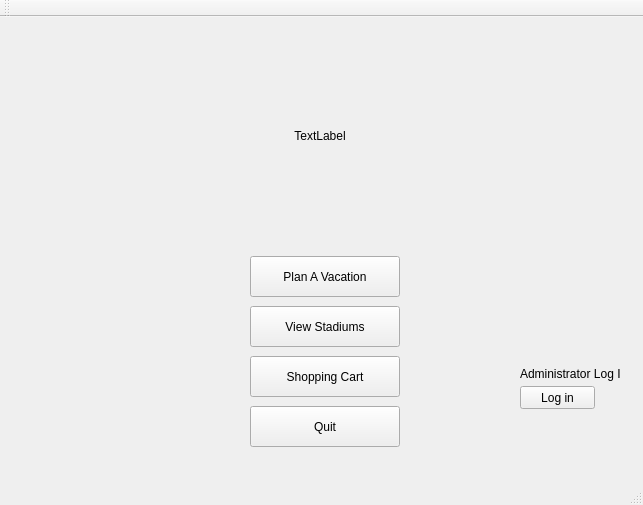
This is Stadium_Trip/mainwindow.ui in trucnguyen76/CS1D---Project-2 as Qt 5 draws it before an edit. The edited form follows.
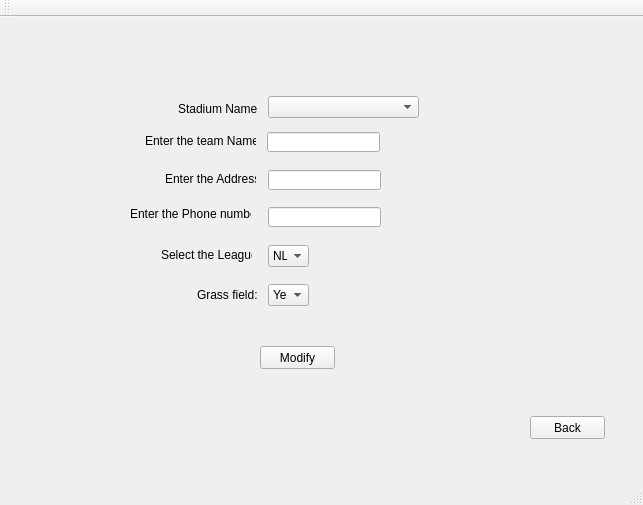
This is the edited form. The open tabs and pages were chosen to show the change.

Commit message: fixed add stadium started modify stadium

```diff
--- a/Stadium_Trip/mainwindow.ui
+++ b/Stadium_Trip/mainwindow.ui
@@ -893,6 +893,192 @@
       </property>
      </widget>
     </widget>
+    <widget class="QWidget" name="changeStadiumPage">
+     <widget class="QLabel" name="stadiumNameLabel">
+      <property name="geometry">
+       <rect>
+        <x>178</x>
+        <y>85</y>
+        <width>80</width>
+        <height>16</height>
+       </rect>
+      </property>
+      <property name="text">
+       <string>Stadium Name:</string>
+      </property>
+     </widget>
+     <widget class="QComboBox" name="StadiumComboBox">
+      <property name="geometry">
+       <rect>
+        <x>268</x>
+        <y>80</y>
+        <width>151</width>
+        <height>22</height>
+       </rect>
+      </property>
+     </widget>
+     <widget class="QLabel" name="grassLabel_2">
+      <property name="geometry">
+       <rect>
+        <x>197</x>
+        <y>271</y>
+        <width>61</width>
+        <height>16</height>
+       </rect>
+      </property>
+      <property name="text">
+       <string>Grass field:</string>
+      </property>
+     </widget>
+     <widget class="QComboBox" name="leagueComboBox_2">
+      <property name="geometry">
+       <rect>
+        <x>268</x>
+        <y>229</y>
+        <width>41</width>
+        <height>22</height>
+       </rect>
+      </property>
+      <item>
+       <property name="text">
+        <string>NL</string>
+       </property>
+      </item>
+      <item>
+       <property name="text">
+        <string>AL</string>
+       </property>
+      </item>
+     </widget>
+     <widget class="QLineEdit" name="addressBox_2">
+      <property name="geometry">
+       <rect>
+        <x>268</x>
+        <y>154</y>
+        <width>113</width>
+        <height>20</height>
+       </rect>
+      </property>
+     </widget>
+     <widget class="QLineEdit" name="phoineBox_2">
+      <property name="geometry">
+       <rect>
+        <x>268</x>
+        <y>191</y>
+        <width>113</width>
+        <height>20</height>
+       </rect>
+      </property>
+     </widget>
+     <widget class="QLabel" name="leagueLabel_2">
+      <property name="geometry">
+       <rect>
+        <x>161</x>
+        <y>231</y>
+        <width>91</width>
+        <height>16</height>
+       </rect>
+      </property>
+      <property name="text">
+       <string>Select the League:</string>
+      </property>
+     </widget>
+     <widget class="QComboBox" name="grassComboBox_2">
+      <property name="geometry">
+       <rect>
+        <x>268</x>
+        <y>268</y>
+        <width>41</width>
+        <height>22</height>
+       </rect>
+      </property>
+      <item>
+       <property name="text">
+        <string>Yes</string>
+       </property>
+      </item>
+      <item>
+       <property name="text">
+        <string>No</string>
+       </property>
+      </item>
+     </widget>
+     <widget class="QLineEdit" name="teamNameBox_2">
+      <property name="geometry">
+       <rect>
+        <x>267</x>
+        <y>116</y>
+        <width>113</width>
+        <height>20</height>
+       </rect>
+      </property>
+     </widget>
+     <widget class="QLabel" name="teamNameLabel_2">
+      <property name="geometry">
+       <rect>
+        <x>145</x>
+        <y>117</y>
+        <width>111</width>
+        <height>16</height>
+       </rect>
+      </property>
+      <property name="text">
+       <string>Enter the team Name:</string>
+      </property>
+     </widget>
+     <widget class="QLabel" name="addressLabel_2">
+      <property name="geometry">
+       <rect>
+        <x>165</x>
+        <y>155</y>
+        <width>91</width>
+        <height>16</height>
+       </rect>
+      </property>
+      <property name="text">
+       <string>Enter the Address:</string>
+      </property>
+     </widget>
+     <widget class="QLabel" name="phoneLabel_2">
+      <property name="geometry">
+       <rect>
+        <x>130</x>
+        <y>190</y>
+        <width>121</width>
+        <height>16</height>
+       </rect>
+      </property>
+      <property name="text">
+       <string>Enter the Phone number:</string>
+      </property>
+     </widget>
+     <widget class="QPushButton" name="modifyButtton">
+      <property name="geometry">
+       <rect>
+        <x>260</x>
+        <y>330</y>
+        <width>75</width>
+        <height>23</height>
+       </rect>
+      </property>
+      <property name="text">
+       <string>Modify</string>
+      </property>
+     </widget>
+     <widget class="QPushButton" name="backButton">
+      <property name="geometry">
+       <rect>
+        <x>530</x>
+        <y>400</y>
+        <width>75</width>
+        <height>23</height>
+       </rect>
+      </property>
+      <property name="text">
+       <string>Back</string>
+      </property>
+     </widget>
+    </widget>
     <widget class="QWidget" name="modifyStadiumPage">
      <widget class="QPushButton" name="modifyStadiumBtn">
       <property name="geometry">
```
The commit also changes 5 other files.
